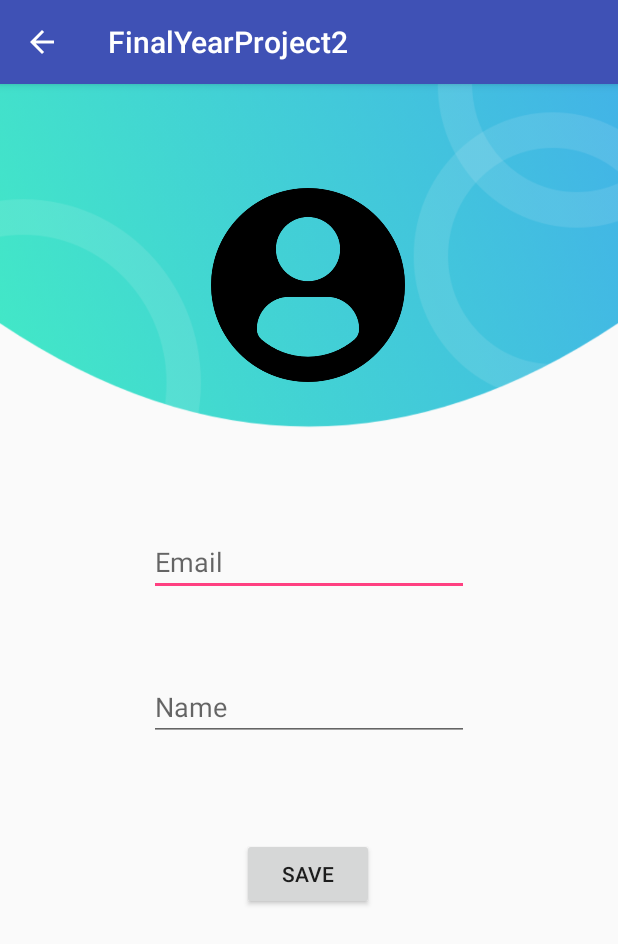
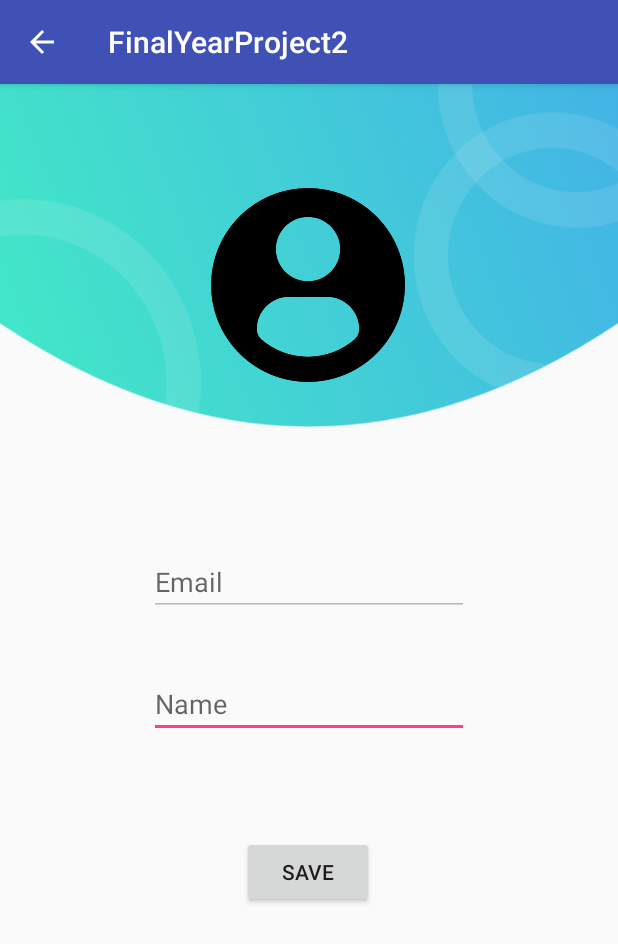
Before and after one commit to fredrick24/FinalYearProject2.1, an Android app: the UpdateProfile screen opened directly, with no data from a screen before it, on a phone screen of 412 x 824 dp. Shown: the top 944 px of the screen. Run offline under Robolectric (Android 15) with nearby library versions, the phone set to English and light mode, and no system bars; our stand-ins replace Firebase (no records; nobody signed in at launch, a user with empty details on screens opened directly), Picasso; pictures from the network do not load; 2 statements that could not run were skipped.

Commit message:
Update Profile newEmail set false

```diff
--- a/app/src/main/java/com/example/finalyearproject2/ProfileActivity.java
+++ b/app/src/main/java/com/example/finalyearproject2/ProfileActivity.java
@@ -77,7 +77,7 @@ public class ProfileActivity extends AppCompatActivity {
                 //Records any changes on database:
                 public void onDataChange(@NonNull DataSnapshot dataSnapshot) {
                     UserProfile userProfile = dataSnapshot.getValue(UserProfile.class);
-                    profileEmail.setText("Email: " + userProfile.getUserEmail());
+                    profileEmail.setText("UserEmail: " + userProfile.getUserEmail());
                     profileName.setText("Username: " + userProfile.getUserName());
                 }
 
--- a/app/src/main/java/com/example/finalyearproject2/UpdateProfile.java
+++ b/app/src/main/java/com/example/finalyearproject2/UpdateProfile.java
@@ -67,6 +67,9 @@ public class UpdateProfile extends AppCompatActivity {
         newUserName=(EditText)findViewById(R.id.etNameUpdate);
         save =(Button)findViewById(R.id.btnSave);
         updateProfilePic =(ImageView)findViewById(R.id.ivProfileUpdate);
+        newUserEmail.setEnabled(false);
+
+
 
         getSupportActionBar().setDisplayHomeAsUpEnabled(true);
 
@@ -83,8 +86,9 @@ public class UpdateProfile extends AppCompatActivity {
             //Records any changes on database:
             public void onDataChange(@NonNull DataSnapshot dataSnapshot) {
                 UserProfile userProfile = dataSnapshot.getValue(UserProfile.class);
-                newUserEmail.setText(userProfile.getUserEmail());
+               newUserEmail.setText(userProfile.getUserEmail());
                 newUserName.setText(userProfile.getUserName());
+
 
             }
 
@@ -106,7 +110,8 @@ public class UpdateProfile extends AppCompatActivity {
         save.setOnClickListener(new View.OnClickListener() {
             @Override
             public void onClick(View view) {
-                String email =newUserEmail.getText().toString();
+
+                String email = newUserEmail.getText().toString();
                 String name = newUserName.getText().toString();
 
                 UserProfile userProfile = new UserProfile(email,name);
--- a/app/src/main/res/layout/activity_update_profile.xml
+++ b/app/src/main/res/layout/activity_update_profile.xml
@@ -46,17 +46,18 @@
         android:layout_marginStart="8dp"
         android:layout_marginLeft="8dp"
         android:layout_marginTop="8dp"
-        android:layout_marginEnd="8dp"
-        android:layout_marginRight="8dp"
+        android:layout_marginEnd="36dp"
+        android:layout_marginRight="36dp"
         android:layout_marginBottom="8dp"
         android:ems="10"
         android:hint="Email"
         android:inputType="textPersonName"
         app:layout_constraintBottom_toBottomOf="parent"
         app:layout_constraintEnd_toEndOf="parent"
+        app:layout_constraintHorizontal_bias="0.59"
         app:layout_constraintStart_toStartOf="parent"
         app:layout_constraintTop_toBottomOf="@+id/ivProfileUpdate"
-        app:layout_constraintVertical_bias="0.176" />
+        app:layout_constraintVertical_bias="0.202" />
 
     <EditText
         android:id="@+id/etNameUpdate"
@@ -75,7 +76,7 @@
         app:layout_constraintEnd_toEndOf="parent"
         app:layout_constraintStart_toStartOf="parent"
         app:layout_constraintTop_toBottomOf="@+id/etEmailUpdate"
-        app:layout_constraintVertical_bias="0.119" />
+        app:layout_constraintVertical_bias="0.08" />
 
     <Button
         android:id="@+id/btnSave"
@@ -94,4 +95,5 @@
         app:layout_constraintStart_toStartOf="parent"
         app:layout_constraintTop_toBottomOf="@+id/etNameUpdate"
         app:layout_constraintVertical_bias="0.214" />
+
 </androidx.constraintlayout.widget.ConstraintLayout>
```
